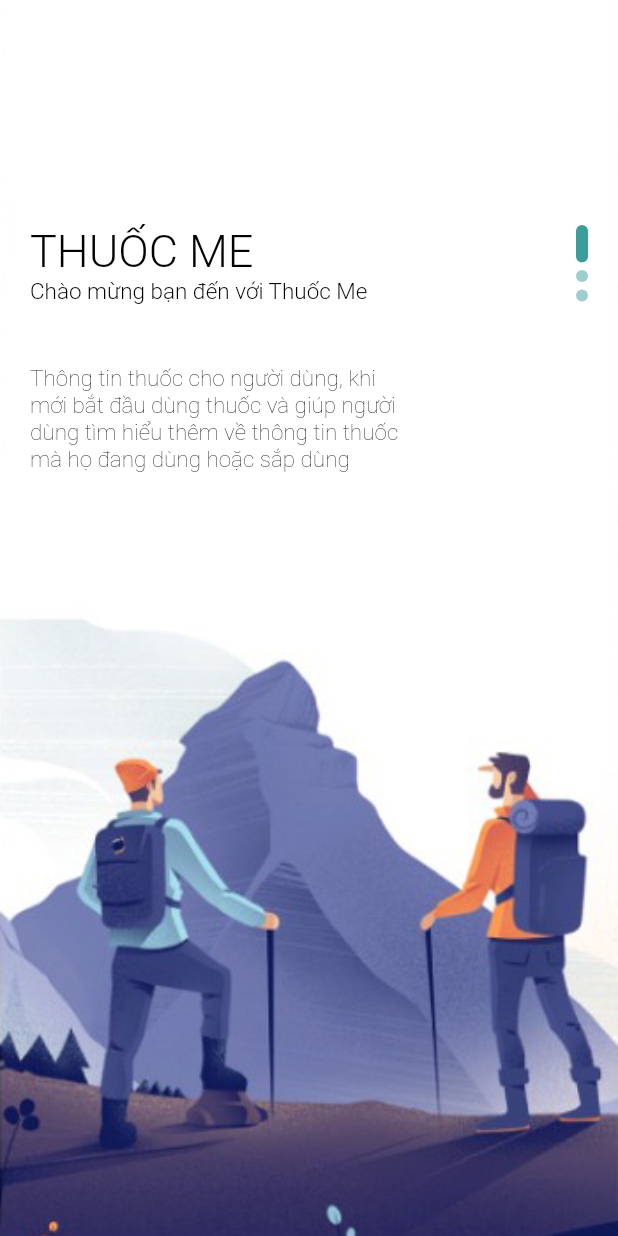
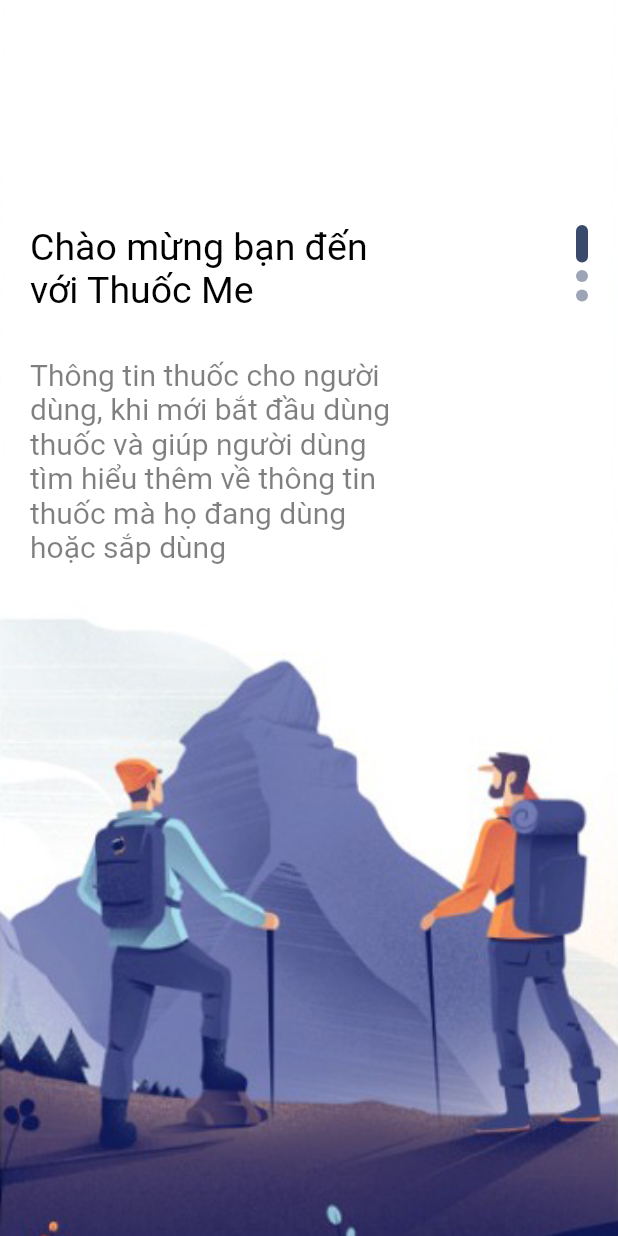
Before and after one commit to Hung6129/bruhh, a Flutter app: the WellcomeScreen screen opened directly, on a phone screen of 412 x 824 dp. Run offline on Flutter 3.47's test engine with Material 2 defaults, Android fonts, the phone set to English and light mode, and no system bars; our stand-ins replace equatable, flutter_bloc, flutter_rating_bar.

```diff
--- a/lib/cubit/app_cubits_logic.dart
+++ b/lib/cubit/app_cubits_logic.dart
@@ -1,6 +1,5 @@
 import 'package:bruhh/cubit/app_cubits.dart';
 import 'package:bruhh/cubit/app_state.dart';
-import 'package:bruhh/screen/detail_screen.dart';
 import 'package:bruhh/screen/navscreen/main_screen.dart';
 import 'package:bruhh/screen/screens.dart';
 import 'package:flutter/material.dart';
@@ -20,7 +19,7 @@ class _AppCubitsLogicState extends State<AppCubitsLogic> {
       body: BlocBuilder<AppCubits, CubitStates>(
         builder: (context, state) {
           if (state is WellcomeState) {
-            return WellcomeScreen();
+            return MainScreen();
           } else {
             return Container();
           }
--- a/lib/screen/wellcome_screen.dart
+++ b/lib/screen/wellcome_screen.dart
@@ -39,20 +39,23 @@ class _WellcomeScreenState extends State<WellcomeScreen> {
                     Column(
                       crossAxisAlignment: CrossAxisAlignment.start,
                       children: [
-                        AppText(
-                          text: "THUỐC ME",
-                          color: Palette.textNo,
-                          size: 30,
-                          fontWeight: FontWeight.w300,
-                        ),
-                        AppText(
-                          text: "Chào mừng bạn đến với Thuốc Me",
-                          color: Palette.textNo,
-                          size: 15,
-                          fontWeight: FontWeight.w300,
+                        // AppText(
+                        //   text: "THUỐC ME",
+                        //   color: Palette.textNo,
+                        //   size: 40,
+                        //   fontWeight: FontWeight.w400,
+                        // ),
+                        Container(
+                          width: 250,
+                          child: AppText(
+                            text: "Chào mừng bạn đến với Thuốc Me",
+                            color: Palette.textNo,
+                            size: 25,
+                            fontWeight: FontWeight.w400,
+                          ),
                         ),
                         SizedBox(
-                          height: 20,
+                          height: 10,
                         ),
                         Container(
                           margin: EdgeInsets.only(top: 20),
@@ -60,9 +63,9 @@ class _WellcomeScreenState extends State<WellcomeScreen> {
                           child: AppText(
                             text:
                                 "Thông tin thuốc cho người dùng, khi mới bắt đầu dùng thuốc và giúp người dùng tìm hiểu thêm về thông tin thuốc mà họ đang dùng hoặc sắp dùng",
-                            color: Palette.textNo,
-                            fontWeight: FontWeight.w100,
-                            size: 15,
+                            color: Palette.textNo.withOpacity(0.5),
+                            fontWeight: FontWeight.w400,
+                            size: 20,
                           ),
                         ),
                       ],
@@ -76,8 +79,8 @@ class _WellcomeScreenState extends State<WellcomeScreen> {
                           decoration: BoxDecoration(
                             borderRadius: BorderRadius.circular(8),
                             color: index == indexDots
-                                ? Palette.mainColor
-                                : Palette.mainColor.withOpacity(0.5),
+                                ? Palette.p5
+                                : Palette.p5.withOpacity(0.5),
                           ),
                         );
                       }),
--- a/pubspec.yaml
+++ b/pubspec.yaml
@@ -69,6 +69,10 @@ flutter:
     - img/welcome-three.png
     - img/welcome-two.png
     - img/button-one.png
+    - img/asacol-hd.jpg
+    - img/depakote.jpg
+    - img/isotretinoin.jpeg
+    - img/midodrine-hydrochloride.jpg
 
   # An image asset can refer to one or more resolution-specific "variants", see
   # https://flutter.dev/assets-and-images/#resolution-aware.
```
Also changed, not shown: lib/screen/home_screen.dart (+70 -60 lines), lib/screen/navscreen/search/search_screen.dart (+40 -4 lines), img/asacol-hd.jpg (added), img/depakote.jpg (added), img/isotretinoin.jpeg (added), img/midodrine-hydrochloride.jpg (added).
